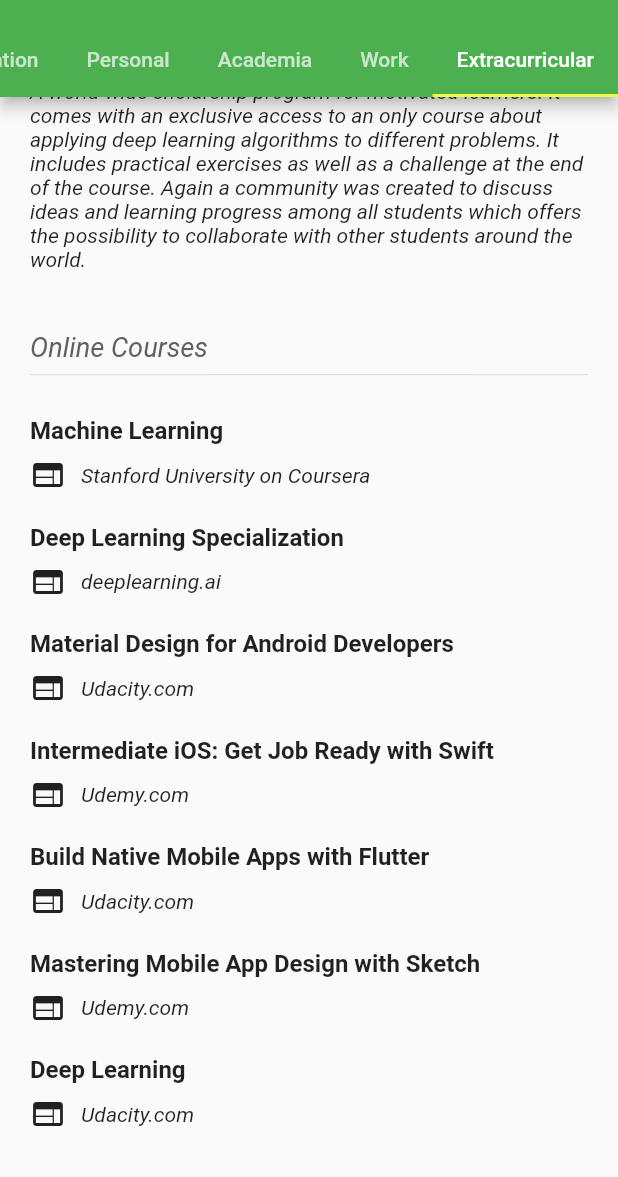
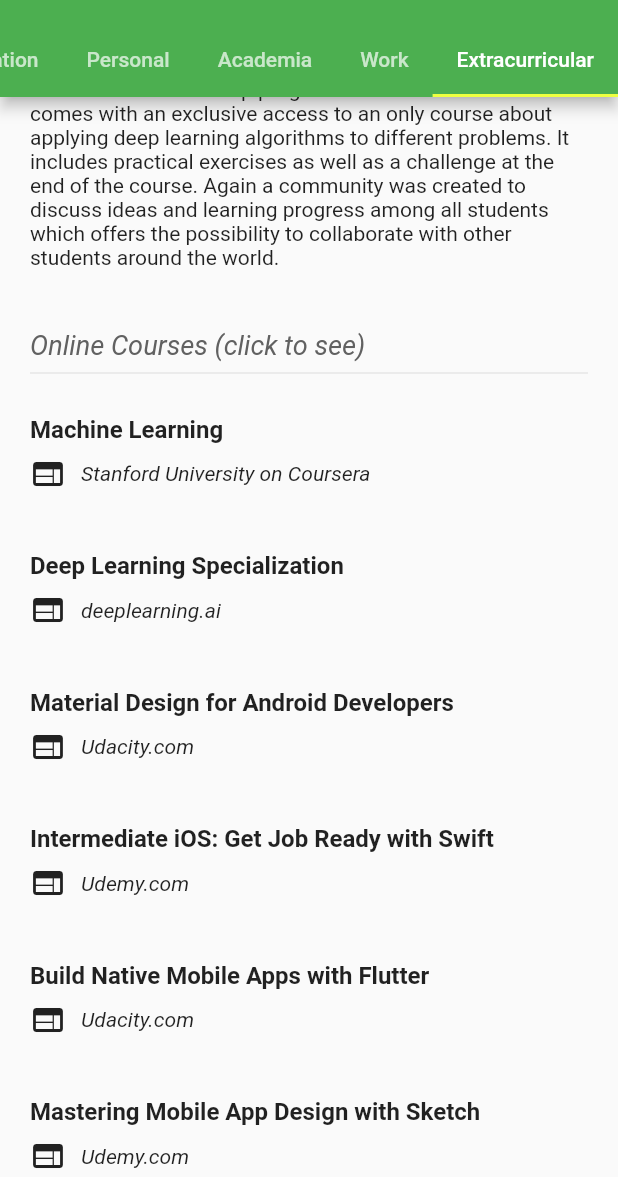
Before and after one commit to DaemonLoki/Silicon-Valley-Spring-School, a Flutter app: the OverviewNav screen opened directly, tab 5 chosen, scrolled down 1152 dp, on a phone screen of 412 x 824 dp, the part 59-1236 px from its top. Run offline on Flutter 3.47's test engine with Material 2 defaults, Android fonts, the phone set to English and light mode, and no system bars; our stand-ins replace chewie, video_player; statements that could not run were skipped.

Commit message:
adjusted extra content with links to online courses

```diff
--- a/lib/application_content.dart
+++ b/lib/application_content.dart
@@ -39,7 +39,7 @@ class ApplicationContent extends StatelessWidget {
 
   final playerWidget = new Chewie(
     new VideoPlayerController.asset("videos/intro.mp4"),
-    autoPlay: true,
+    autoPlay: false,
   );
 }
 
--- a/lib/extra_content.dart
+++ b/lib/extra_content.dart
@@ -1,6 +1,7 @@
 import 'package:flutter/material.dart';
 import 'ui/section_header.dart';
 import 'ui/talk_widget.dart';
+import 'package:url_launcher/url_launcher.dart';
 
 class ExtraContent extends StatelessWidget {
   const ExtraContent();
@@ -19,73 +20,58 @@ class ExtraContent extends StatelessWidget {
           padding: const EdgeInsets.all(20.0),
           child: SectionHeader("Talks"),
         ),
-        TalkWidget(
-          "Introduction to MLKit",
-          "GDG Meetup Nuremberg",
-          "Talk about Google's framework for machine learning on mobile. Part of Nuremberg Digital Festival.\nIncluded basics of machine learning and applications specific to mobile devices.\nAfter the talk a workshop followed where participants were assisted in first steps with the mentioned technologies such as MLKit, Tensorflow, Android."),
-        TalkWidget(
-          "Firebase for Android developers",
-          "GDG Meetup Erlangen",
-          "Workshop with introduction for developers of different skillsets. Included some live coding as well as assistance in tackling own problems."
-        ),
-        TalkWidget(
-          "Introduction to Android",
-          "GDG Meetup Nuremberg",
-          "Introductory talk for beginners. Basics of the system of Android as well as development basics. Afterwards helped participants start their own projects and help them with the first steps in Android development."
-        ),
+        TalkWidget("Introduction to MLKit", "GDG Meetup Nuremberg",
+            "Talk about Google's framework for machine learning on mobile. Part of Nuremberg Digital Festival.\n\nIncluded basics of machine learning and applications specific to mobile devices.\nAfter the talk a workshop followed where participants were assisted in first steps with the mentioned technologies such as MLKit, Tensorflow, Android."),
+        TalkWidget("Firebase for Android developers", "GDG Meetup Erlangen",
+            "Workshop with introduction for developers of different skillsets. Included some live coding as well as assistance in tackling own problems."),
+        TalkWidget("Introduction to Android", "GDG Meetup Nuremberg",
+            "Introductory talk for beginners. Basics of the system of Android as well as development basics. Afterwards helped participants start their own projects and help them with the first steps in Android development."),
         Padding(
           padding: const EdgeInsets.all(20.0),
           child: SectionHeader("Sholarships"),
         ),
-        SholarshipItem(
-          "Android Developer Sholarship",
-          "Google & Udacity",
-          "Received sholarship to participate in the Nanodegree program at Udacity. This was provided by Google and Udacity. After a challenge phase with ~10.000 people only a few hundred were selected for this program. After being one of the few I was happy to be part of the community as well as to visit the Google offices in Munich as part of the program. Aside from that I learned a lot about both basics and advanced concepts of Android development."
-        ),
-        SholarshipItem(
-          "PyTorch Development Sholarship",
-          "Facebook & Udacity",
-          "A world-wide sholarship program for motivated learners. It comes with an exclusive access to an only course about applying deep learning algorithms to different problems. It includes practical exercises as well as a challenge at the end of the course. Again a community was created to discuss ideas and learning progress among all students which offers the possibility to collaborate with other students around the world."
-        ),
+        SholarshipItem("Android Developer Sholarship", "Google & Udacity",
+            "Received sholarship to participate in the Nanodegree program at Udacity. This was provided by Google and Udacity. After a challenge phase with ~10.000 people only a few hundred were selected for this program. \n\nAfter being one of the few I was happy to be part of the community as well as to visit the Google offices in Munich as part of the program. Aside from that I learned a lot about both basics and advanced concepts of Android development."),
+        SholarshipItem("PyTorch Development Sholarship", "Facebook & Udacity",
+            "A world-wide sholarship program for motivated learners. It comes with an exclusive access to an only course about applying deep learning algorithms to different problems. It includes practical exercises as well as a challenge at the end of the course. Again a community was created to discuss ideas and learning progress among all students which offers the possibility to collaborate with other students around the world."),
         Padding(
-          padding: const EdgeInsets.all(20.0),
-          child: SectionHeader("Online Courses"),
+          padding: const EdgeInsets.only(top: 20.0, right: 20.0, left: 20.0),
+          child: SectionHeader("Online Courses (click to see)"),
         ),
         OnlineCourseItem(
           "Machine Learning",
-          "Stanford University on Coursera"
-        ),
+          "Stanford University on Coursera",
+          "https://www.coursera.org/learn/machine-learning"),
         OnlineCourseItem(
           "Deep Learning Specialization",
-          "deeplearning.ai"
-        ),
+          "deeplearning.ai",
+          "https://www.deeplearning.ai/deep-learning-specialization/"),
         OnlineCourseItem(
             "Material Design for Android Developers",
-          "Udacity.com"
-        ),
+            "Udacity.com",
+            "https://eu.udacity.com/course/material-design-for-android-developers--ud862"),
         OnlineCourseItem(
             "Intermediate iOS: Get Job Ready with Swift",
-          "Udemy.com"
-        ),
+            "Udemy.com",
+            "https://www.udemy.com/intermediate-ios/"),
         OnlineCourseItem(
             "Build Native Mobile Apps with Flutter",
-          "Udacity.com"
-        ),
+            "Udacity.com",
+            "https://eu.udacity.com/course/build-native-mobile-apps-with-flutter--ud905"),
         OnlineCourseItem(
             "Mastering Mobile App Design with Sketch",
-          "Udemy.com"
-        ),
+            "Udemy.com",
+            "https://www.udemy.com/sketch-design/"),
         OnlineCourseItem(
           "Deep Learning",
-          "Udacity.com"
-        )
+          "Udacity.com",
+          "https://eu.udacity.com/course/deep-learning--ud730")
       ],
     );
   }
 }
 
 class SholarshipItem extends StatelessWidget {
-
   SholarshipItem(this._title, this._donor, this._content);
 
   final String _title;
@@ -99,14 +85,17 @@ class SholarshipItem extends StatelessWidget {
       child: new Column(
         crossAxisAlignment: CrossAxisAlignment.start,
         children: <Widget>[
-          Text(_title, style: TextStyle(fontWeight: FontWeight.bold, fontSize: 18.0)),
+          Text(_title,
+              style: TextStyle(fontWeight: FontWeight.bold, fontSize: 18.0)),
           Padding(
-            padding: const EdgeInsets.symmetric(vertical: 5.0),
-            child: Text("Provided by: " + _donor, style: TextStyle(fontWeight: FontWeight.w100)),
+            padding: const EdgeInsets.symmetric(vertical: 8.0),
+            child: Text("Provided by: " + _donor,
+                style: TextStyle(fontStyle: FontStyle.italic)),
           ),
           Padding(
             padding: const EdgeInsets.only(bottom: 20.0),
-            child: Text(_content, style: TextStyle(fontStyle: FontStyle.italic)),
+            child:
+                Text(_content, style: TextStyle(fontWeight: FontWeight.w400)),
           )
         ],
       ),
@@ -115,34 +104,51 @@ class SholarshipItem extends StatelessWidget {
 }
 
 class OnlineCourseItem extends StatelessWidget {
-
-  OnlineCourseItem(this._title, this._website);
+  OnlineCourseItem(this._title, this._website, this._url);
 
   final String _title;
   final String _website;
+  final String _url;
+
+  void _tryToLaunchUrl(String url) async {
+    if (await canLaunch(url)) {
+      await launch(url);
+    } else {
+      throw "Could not launch $url";
+    }
+  }
 
   @override
   Widget build(BuildContext context) {
-    return Padding(
-      padding: const EdgeInsets.symmetric(horizontal: 20.0),
+    return InkWell(
+      onTap: () => _tryToLaunchUrl(_url),
+      child: Padding(
+        padding: const EdgeInsets.all(20.0),
         child: new Column(
           crossAxisAlignment: CrossAxisAlignment.start,
           children: <Widget>[
-          Text(_title, style: TextStyle(fontWeight: FontWeight.w600, fontSize: 16.0),),
+            Text(
+              _title,
+              style: TextStyle(fontWeight: FontWeight.w600, fontSize: 16.0),
+            ),
             Padding(
-            padding: const EdgeInsets.only(top: 8.0, bottom: 20.0),
+              padding: const EdgeInsets.only(top: 8.0),
               child: Row(
                 children: <Widget>[
                   Icon(Icons.web),
                   Padding(
                     padding: const EdgeInsets.only(left: 10.0),
-                  child: Text(_website, style: TextStyle(fontStyle: FontStyle.italic),),
+                    child: Text(
+                      _website,
+                      style: TextStyle(fontStyle: FontStyle.italic),
+                    ),
                   ),
                 ],
               ),
             )
           ],
         ),
+      ),
     );
   }
 }
--- a/lib/ui/talk_widget.dart
+++ b/lib/ui/talk_widget.dart
@@ -34,7 +34,7 @@ class TalkDescription extends StatelessWidget {
       padding: const EdgeInsets.only(bottom: 20.0),
       child: Text(
         _description,
-        style: TextStyle(fontStyle: FontStyle.italic),
+        style: TextStyle(fontWeight: FontWeight.w400),
       ),
     );
   }
@@ -48,8 +48,8 @@ class TalkLocation extends StatelessWidget {
   @override
   Widget build(BuildContext context) {
     return Padding(
-      padding: const EdgeInsets.symmetric(vertical: 5.0),
-      child: Text(_location, style: TextStyle(fontWeight: FontWeight.w100)),
+      padding: const EdgeInsets.symmetric(vertical: 8.0),
+      child: Text(_location, style: TextStyle(fontStyle: FontStyle.italic)),
     );
   }
 }
--- a/pubspec.yaml
+++ b/pubspec.yaml
@@ -21,6 +21,7 @@ dependencies:
   cupertino_icons: ^0.1.2
   chewie: ^0.8.0
   video_player: ^0.7.0
+  url_launcher: ^4.0.3
 
 dev_dependencies:
   flutter_test:
```
Lines whose indentation alone changed are shown as unchanged.
